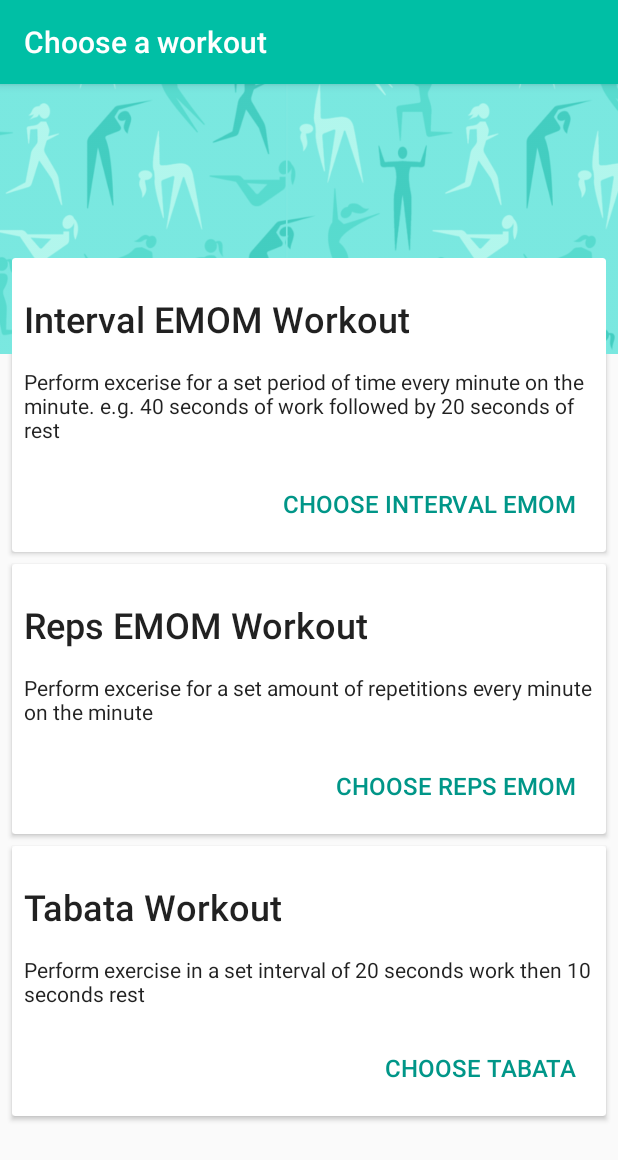
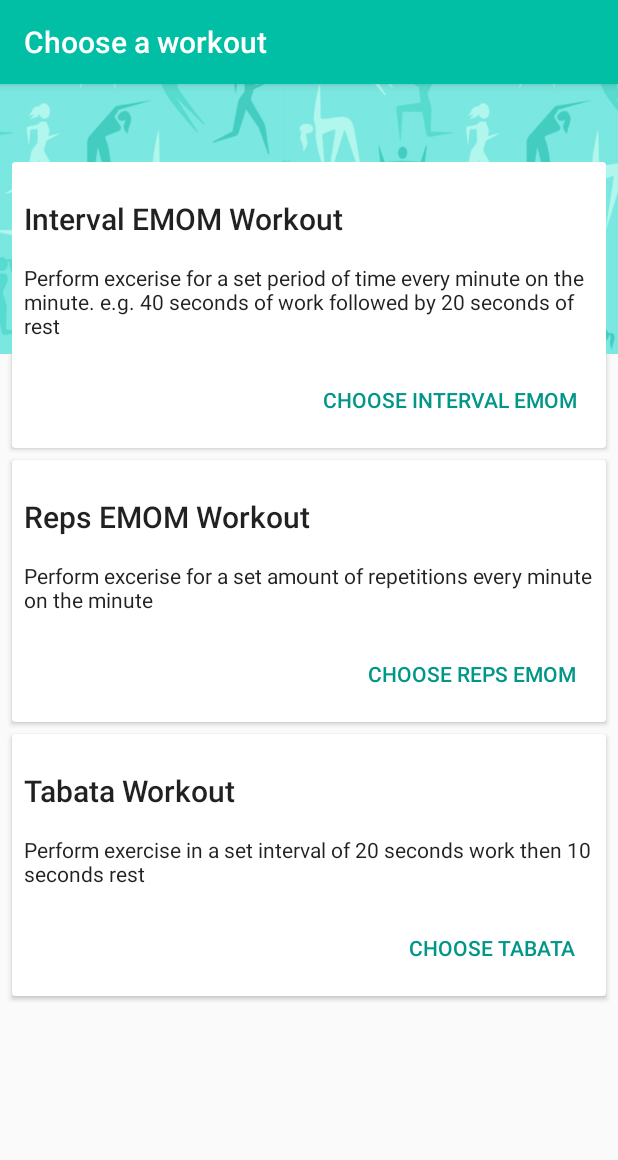
Before and after one commit to danielpape/EMOM, an Android app: the screen it shows after launch (MainActivityOptions), on a phone screen of 412 x 824 dp. Shown: the top 1160 px of the screen. Run offline under Robolectric (Android 15) with nearby library versions, the phone set to English and light mode, and no system bars; libraries missing offline, so code that uses them is left out: com.google.android.gms; 3 statements that could not run were skipped.

Commit message:
Updated main layout

```diff
--- a/app/src/main/res/layout/activity_mainoptions.xml
+++ b/app/src/main/res/layout/activity_mainoptions.xml
@@ -27,7 +27,7 @@
         android:layout_marginLeft="8dp"
         android:layout_marginRight="8dp"
         android:layout_marginBottom="8dp"
-        android:layout_marginTop="-64dp"
+        android:layout_marginTop="-128dp"
         app:cardBackgroundColor="@color/cardview_light_background"
         app:cardCornerRadius="2dp"
         app:cardElevation="2dp"
@@ -45,9 +45,7 @@
                 android:layout_height="wrap_content"
                 android:layout_marginTop="16dp"
                 android:text="Interval EMOM Workout"
-                android:textAppearance="@android:style/TextAppearance.Material.Widget.ActionBar.Title.Inverse"
-                android:textColor="?android:attr/textColorPrimary"
-                android:textSize="24dp"
+                android:textAppearance="@android:style/TextAppearance.Material.Title"
                 tools:text="EMOM Workout" />
 
             <TextView
@@ -70,8 +68,7 @@
                 android:backgroundTint="@color/colorAccent"
                 android:onClick="tapEMOMButton"
                 android:text="Choose Interval EMOM"
-                android:textColor="@color/colorPrimaryDark"
-                android:textSize="16dp" />
+                android:textColor="@color/colorPrimaryDark" />
 
         </LinearLayout>
 
@@ -102,9 +99,7 @@
                 android:layout_height="wrap_content"
                 android:layout_marginTop="16dp"
                 android:text="Reps EMOM Workout"
-                android:textAppearance="@android:style/TextAppearance.Material.Widget.ActionBar.Title.Inverse"
-                android:textColor="?android:attr/textColorPrimary"
-                android:textSize="24dp"
+                android:textAppearance="@android:style/TextAppearance.Material.Title"
                 tools:text="EMOM Workout" />
 
             <TextView
@@ -127,8 +122,7 @@
                 android:backgroundTint="@color/colorAccent"
                 android:onClick="tapRepsEMOMButton"
                 android:text="Choose Reps EMOM"
-                android:textColor="@color/colorPrimaryDark"
-                android:textSize="16dp" />
+                android:textColor="@color/colorPrimaryDark" />
 
         </LinearLayout>
 
@@ -159,9 +153,7 @@
                 android:layout_marginTop="16dp"
                 android:text="Tabata Workout"
 
-                android:textAppearance="@android:style/TextAppearance.Material.Widget.ActionMode.Title.Inverse"
-                android:textColor="?android:attr/textColorPrimary"
-                android:textSize="24sp"
+                android:textAppearance="@android:style/TextAppearance.Material.Title"
                 tools:text="Tabata Workout" />
 
             <TextView
@@ -182,10 +174,9 @@
                 android:layout_height="wrap_content"
                 android:layout_gravity="bottom|right"
                 android:backgroundTint="@color/colorAccent"
+                android:onClick="tapTabataButton"
                 android:text="Choose Tabata"
-                android:onClick="tapTabataButton"
-                android:textColor="@color/colorPrimaryDark"
-                android:textSize="16dp" />
+                android:textColor="@color/colorPrimaryDark" />
 
         </LinearLayout>
 
```
Also changed, not shown: app/src/main/res/layout/activity_setup_reps_emom.xml (+5 -4 lines), app/src/main/res/layout/activity_setup_tabata_workout.xml (+7 -6 lines).
